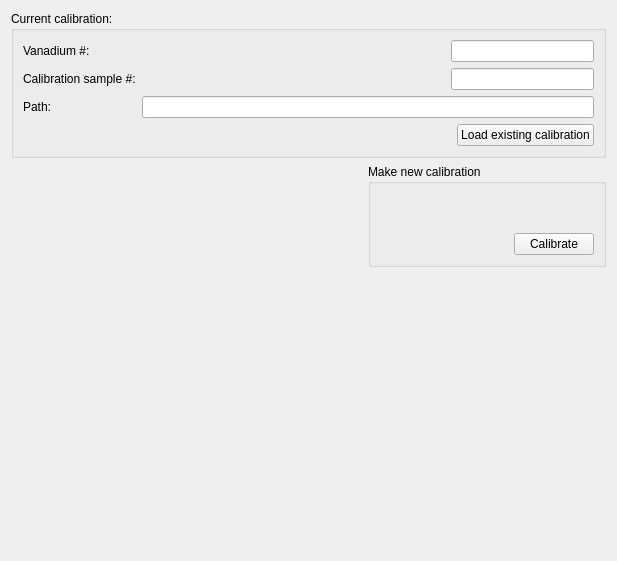
The window that MantidQt/CustomInterfaces/inc/MantidQtCustomInterfaces/EnggDiffraction/EnggDiffractionQtTabCalib.ui (mantidproject/mantid) describes before a commit, drawn with Qt 5.
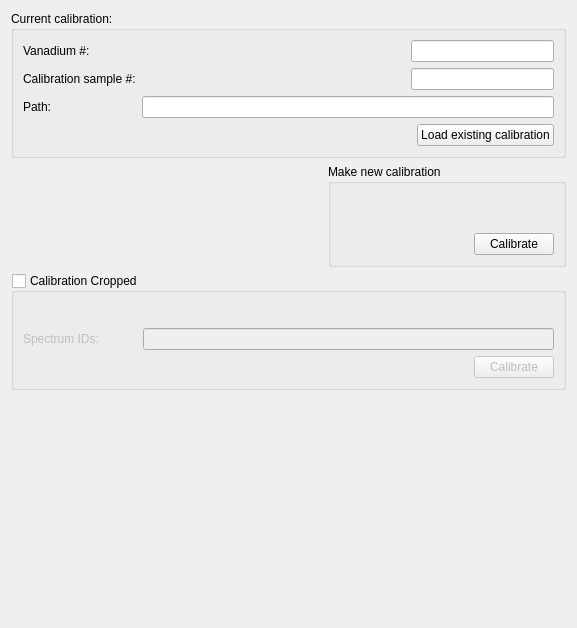
The same window after the commit. Custom widgets are drawn as their Qt base class.

Commit message:
EnggDifraction cropped calibration interface
refs #14591

```diff
--- a/MantidQt/CustomInterfaces/inc/MantidQtCustomInterfaces/EnggDiffraction/EnggDiffractionQtTabCalib.ui
+++ b/MantidQt/CustomInterfaces/inc/MantidQtCustomInterfaces/EnggDiffraction/EnggDiffractionQtTabCalib.ui
@@ -6,8 +6,8 @@
    <rect>
     <x>0</x>
     <y>0</y>
-    <width>617</width>
-    <height>561</height>
+    <width>577</width>
+    <height>628</height>
    </rect>
   </property>
   <property name="windowTitle">
@@ -206,6 +206,125 @@
      </item>
     </layout>
    </item>
+   <item>
+    <widget class="QGroupBox" name="groupBox_calib_cropped">
+     <property name="enabled">
+      <bool>true</bool>
+     </property>
+     <property name="title">
+      <string>Calibration Cropped</string>
+     </property>
+     <property name="checkable">
+      <bool>true</bool>
+     </property>
+     <property name="checked">
+      <bool>false</bool>
+     </property>
+     <layout class="QGridLayout" name="gridLayout_7">
+      <item row="0" column="0">
+       <layout class="QHBoxLayout" name="horizontalLayout_9">
+        <item>
+         <widget class="QLabel" name="label_calib_cropped_run_num">
+          <property name="text">
+           <string/>
+          </property>
+         </widget>
+        </item>
+        <item>
+         <spacer name="horizontalSpacer_14">
+          <property name="orientation">
+           <enum>Qt::Horizontal</enum>
+          </property>
+          <property name="sizeHint" stdset="0">
+           <size>
+            <width>98</width>
+            <height>20</height>
+           </size>
+          </property>
+         </spacer>
+        </item>
+        <item>
+         <widget class="MantidQt::MantidWidgets::MWRunFiles" name="lineEdit_cropped_run_num" native="true">
+          <property name="text" stdset="0">
+           <string/>
+          </property>
+          <property name="readOnly" stdset="0">
+           <bool>false</bool>
+          </property>
+          <property name="label" stdset="0">
+           <string>Run #:</string>
+          </property>
+          <property name="multipleFiles" stdset="0">
+           <bool>true</bool>
+          </property>
+         </widget>
+        </item>
+       </layout>
+      </item>
+      <item row="1" column="0">
+       <layout class="QHBoxLayout" name="horizontalLayout_10">
+        <item>
+         <widget class="QLabel" name="label_calib_cropped_spec_ids">
+          <property name="text">
+           <string>Spectrum IDs:</string>
+          </property>
+         </widget>
+        </item>
+        <item>
+         <spacer name="horizontalSpacer_15">
+          <property name="orientation">
+           <enum>Qt::Horizontal</enum>
+          </property>
+          <property name="sizeHint" stdset="0">
+           <size>
+            <width>38</width>
+            <height>20</height>
+           </size>
+          </property>
+         </spacer>
+        </item>
+        <item>
+         <widget class="QLineEdit" name="lineEdit_calib_cropped_spec_ids">
+          <property name="sizePolicy">
+           <sizepolicy hsizetype="Expanding" vsizetype="Fixed">
+            <horstretch>1</horstretch>
+            <verstretch>0</verstretch>
+           </sizepolicy>
+          </property>
+         </widget>
+        </item>
+       </layout>
+      </item>
+      <item row="2" column="0">
+       <layout class="QHBoxLayout" name="horizontalLayout_12">
+        <item>
+         <spacer name="horizontalSpacer_16">
+          <property name="orientation">
+           <enum>Qt::Horizontal</enum>
+          </property>
+          <property name="sizeHint" stdset="0">
+           <size>
+            <width>40</width>
+            <height>20</height>
+           </size>
+          </property>
+         </spacer>
+        </item>
+        <item>
+         <widget class="QPushButton" name="pushButton_new_cropped_calib">
+          <property name="text">
+           <string>Calibrate</string>
+          </property>
+          <property name="autoDefault">
+           <bool>false</bool>
+          </property>
+         </widget>
+        </item>
+       </layout>
+      </item>
+     </layout>
+    </widget>
+   </item>
    <item>
     <spacer name="verticalSpacer">
      <property name="orientation">
```
